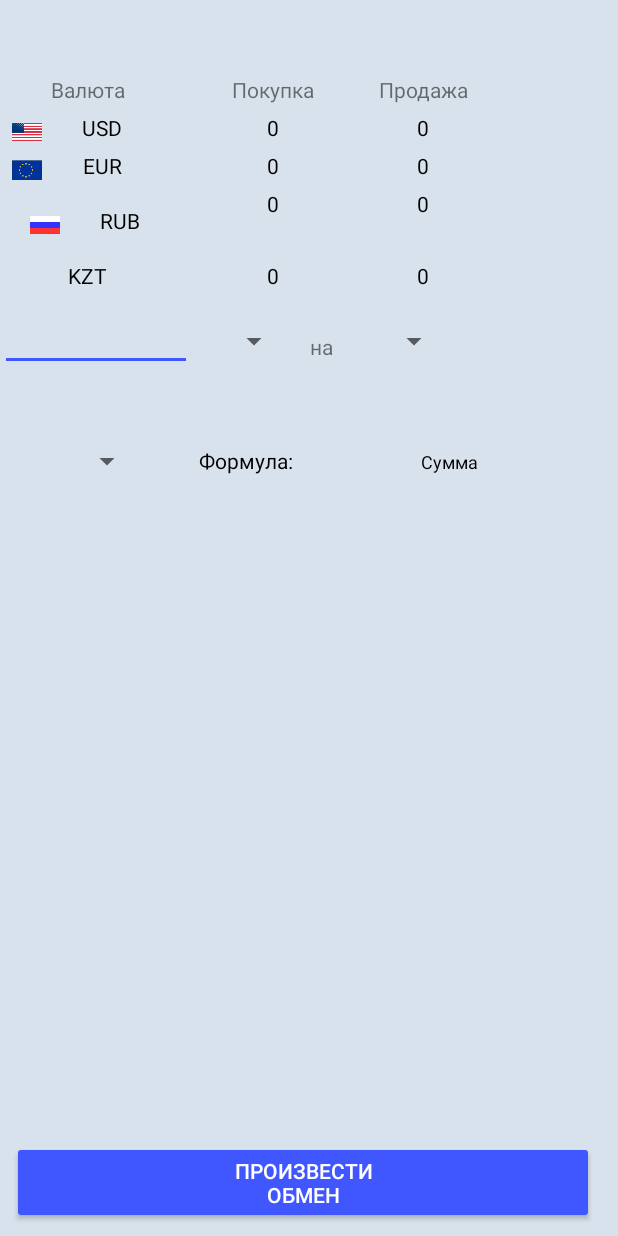
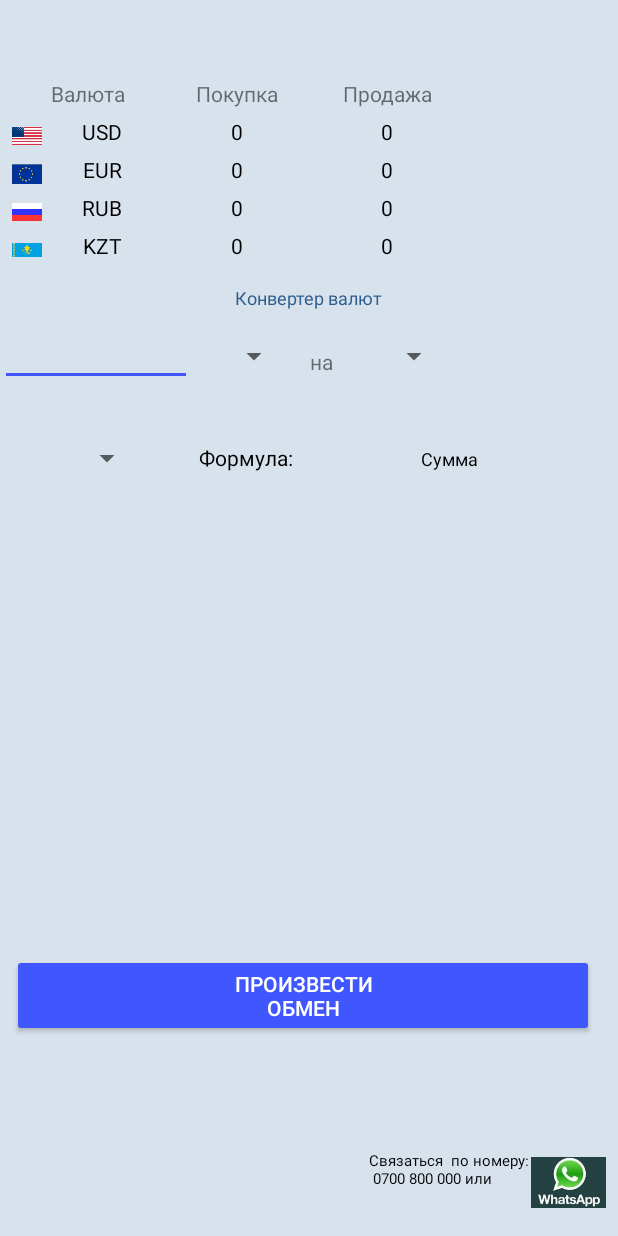
Before and after one commit to NurbekAl/OV, an Android app: the layout activity_tablo.xml on its own in the app's theme, with its tools: preview values and no code run, on a phone screen of 412 x 824 dp. Run offline under Robolectric (Android 15) with nearby library versions, the phone set to English and light mode, and no system bars.

Commit message:
add new design

```diff
--- a/app/build.gradle
+++ b/app/build.gradle
@@ -27,9 +27,11 @@ dependencies {
     compile 'com.android.support:appcompat-v7:25.3.1'
     compile 'com.android.support.constraint:constraint-layout:1.0.2'
     compile 'com.google.firebase:firebase-database:10.0.1'
+    compile 'com.android.support:design:25.3.1'
     testCompile 'junit:junit:4.12'
 }
 
 
 
+
 apply plugin: 'com.google.gms.google-services'
--- a/app/src/main/AndroidManifest.xml
+++ b/app/src/main/AndroidManifest.xml
@@ -16,7 +16,7 @@
                 <category android:name="android.intent.category.LAUNCHER" />
             </intent-filter>
         </activity>
-        <activity android:name=".BankActivity"></activity>
+        <activity android:name=".BankActivity" />
     </application>
 
 </manifest>
--- a/app/src/main/res/layout/activity_tablo.xml
+++ b/app/src/main/res/layout/activity_tablo.xml
@@ -10,18 +10,22 @@
 
     <Button
         android:id="@+id/proobmen"
-        android:layout_width="match_parent"
+        android:layout_width="0dp"
         android:layout_height="wrap_content"
-        android:layout_marginBottom="8dp"
         android:layout_marginEnd="16dp"
-        android:layout_marginLeft="8dp"
-        android:layout_marginRight="8dp"
         android:layout_marginStart="8dp"
         android:text="Произвести\nобмен"
         style="@style/Base.Widget.AppCompat.Button.Colored"
         app:layout_constraintBottom_toBottomOf="parent"
+        android:layout_marginBottom="8dp"
+        android:layout_marginRight="8dp"
+        app:layout_constraintRight_toRightOf="parent"
+        android:layout_marginLeft="8dp"
         app:layout_constraintLeft_toLeftOf="parent"
-        app:layout_constraintRight_toRightOf="parent" />
+        app:layout_constraintHorizontal_bias="0.0"
+        app:layout_constraintTop_toTopOf="@+id/gridLayout"
+        android:layout_marginTop="8dp"
+        app:layout_constraintVertical_bias="0.834" />
 
     <LinearLayout
         android:id="@+id/linearLayout"
@@ -40,19 +44,20 @@
     <GridLayout
         android:id="@+id/gridLayout"
         android:layout_width="0dp"
-        android:layout_height="183dp"
+        android:layout_height="179dp"
         android:layout_gravity="center"
         android:layout_marginEnd="8dp"
         android:layout_marginLeft="8dp"
         android:layout_marginRight="8dp"
         android:layout_marginStart="8dp"
-        android:layout_marginTop="16dp"
+        android:layout_marginTop="0dp"
         android:columnCount="3"
         android:orientation="horizontal"
         app:layout_constraintHorizontal_bias="1.0"
         app:layout_constraintLeft_toLeftOf="parent"
         app:layout_constraintRight_toRightOf="parent"
-        app:layout_constraintTop_toTopOf="parent">
+        app:layout_constraintTop_toTopOf="parent"
+        tools:layout_editor_absoluteY="-1dp">
 
         <TextView
             android:id="@+id/valutaText"
@@ -150,9 +155,7 @@
         <LinearLayout
             android:id="@+id/rubButton"
             android:layout_width="wrap_content"
-            android:layout_height="wrap_content"
-            android:clickable="true"
-            style="?android:attr/borderlessButtonStyle">
+            android:layout_height="wrap_content">
             <ImageView
                 android:layout_width="20dp"
                 android:layout_height="25dp"
@@ -183,13 +186,22 @@
             android:textAlignment="center"
             android:textColor="@color/black" />
 
-        <TextView
-            android:id="@+id/tengeText"
-            android:layout_width="100dp"
-            android:layout_height="@dimen/height"
-            android:text="KZT"
-            android:textAlignment="center"
-            android:textColor="@color/black" />
+        <LinearLayout
+            android:layout_width="wrap_content"
+            android:layout_height="wrap_content">
+            <ImageView
+                android:layout_width="20dp"
+                android:layout_height="25dp"
+                android:src="@drawable/kazahstan"/>
+            <TextView
+                android:id="@+id/tengeText"
+                android:layout_width="80dp"
+                android:layout_height="@dimen/height"
+                android:text="KZT"
+                android:textAlignment="center"
+                android:textColor="@color/black"/>
+        </LinearLayout>
+
 
         <TextView
             android:id="@+id/tengePokupkaText"
@@ -214,7 +226,7 @@
         android:id="@+id/linearLayout2"
         android:layout_width="368dp"
         android:layout_height="40dp"
-        android:layout_marginTop="8dp"
+        android:layout_marginTop="38dp"
         android:orientation="horizontal"
         app:layout_constraintTop_toBottomOf="@+id/gridLayout"
         tools:layout_editor_absoluteX="8dp">
@@ -248,13 +260,60 @@
     </LinearLayout>
 
     <LinearLayout
+        android:layout_width="wrap_content"
+        android:layout_height="wrap_content"
+        tools:layout_editor_absoluteY="0dp"
+        tools:layout_editor_absoluteX="0dp"/>
+
+    <ImageView
+        android:layout_width="50dp"
+        android:layout_height="55dp"
+        android:src="@drawable/whatsapp2"
+        android:id="@+id/imageView"
+        app:layout_constraintBottom_toBottomOf="parent"
+        android:layout_marginBottom="8dp"
+        android:layout_marginRight="8dp"
+        app:layout_constraintRight_toRightOf="parent" />
+
+    <TextView
+        android:id="@+id/textView3"
+        android:layout_width="wrap_content"
+        android:layout_height="wrap_content"
+        android:layout_marginBottom="31dp"
+        android:layout_marginRight="-1dp"
+        android:text="Связаться  по номеру: \n 0700 800 000 или "
+        android:textColor="@color/black"
+        android:textSize="10sp"
+        app:layout_constraintBottom_toBottomOf="parent"
+        app:layout_constraintRight_toLeftOf="@+id/imageView"
+        android:layout_marginTop="8dp"
+        app:layout_constraintTop_toBottomOf="@+id/proobmen"
+        app:layout_constraintVertical_bias="1.0" />
+
+    <TextView
+        android:id="@+id/textView4"
+        android:layout_width="wrap_content"
+        android:layout_height="wrap_content"
+        android:layout_marginBottom="8dp"
+        android:layout_marginLeft="8dp"
+        android:layout_marginRight="8dp"
+        android:layout_marginTop="8dp"
+        android:text="Конвертер валют"
+        android:textColor="@color/blue"
+        android:textSize="12sp"
+        app:layout_constraintBottom_toTopOf="@+id/linearLayout2"
+        app:layout_constraintLeft_toLeftOf="parent"
+        app:layout_constraintRight_toRightOf="parent"
+        app:layout_constraintTop_toBottomOf="@+id/gridLayout" />
+
+    <LinearLayout
         android:id="@+id/gridLayout2"
         android:layout_width="368dp"
         android:layout_height="wrap_content"
-        android:layout_marginTop="40dp"
+        android:layout_marginTop="28dp"
         android:orientation="horizontal"
         app:layout_constraintTop_toBottomOf="@+id/linearLayout2"
-        tools:layout_editor_absoluteX="8dp">
+        tools:layout_editor_absoluteX="13dp">
 
 
         <Spinner
@@ -269,16 +328,16 @@
             android:layout_weight="1"
             android:gravity="center"
             android:text="Формула:"
-            android:textColor="@color/black"/>
+            android:textColor="@color/black" />
 
         <TextView
             android:id="@+id/summaView"
             android:layout_width="0dp"
             android:layout_height="40dp"
             android:layout_weight="1"
+            android:gravity="center"
             android:paddingLeft="2dp"
             android:paddingRight="2dp"
-            android:gravity="center"
             android:text="Сумма"
             android:textColor="@color/black"
             android:textSize="12sp" />
@@ -286,5 +345,4 @@
 
     </LinearLayout>
 
-
 </android.support.constraint.ConstraintLayout>
--- a/app/src/main/res/values/colors.xml
+++ b/app/src/main/res/values/colors.xml
@@ -6,4 +6,5 @@
     <color name="whiteblue">#98d2f1</color>
     <color name="black">#000000</color>
     <color name="background">#d8e2ec</color>
+    <color name="blue">#2d5d8e</color>
 </resources>
--- a/app/src/main/res/values/dimens.xml
+++ b/app/src/main/res/values/dimens.xml
@@ -2,4 +2,5 @@
 <resources>
     <dimen name="height">25dp</dimen>
     <dimen name="spaceHeight">1px</dimen>
+    <dimen name="fab_margin">16dp</dimen>
 </resources>
--- a/app/src/main/res/values/strings.xml
+++ b/app/src/main/res/values/strings.xml
@@ -1,3 +1,4 @@
 <resources>
-    <string name="app_name">Онлайн обмен валют</string>
+    <string name="app_name">Онлайн OV</string>
+    <string name="title_activity_main">MainActivity</string>
 </resources>
--- a/app/src/main/res/values/styles.xml
+++ b/app/src/main/res/values/styles.xml
@@ -8,4 +8,13 @@
         <item name="colorAccent">@color/colorAccent</item>
     </style>
 
+    <style name="AppTheme.NoActionBar">
+        <item name="windowActionBar">false</item>
+        <item name="windowNoTitle">true</item>
+    </style>
+
+    <style name="AppTheme.AppBarOverlay" parent="ThemeOverlay.AppCompat.Dark.ActionBar" />
+
+    <style name="AppTheme.PopupOverlay" parent="ThemeOverlay.AppCompat.Light" />
+
 </resources>
```
Also changed, not shown: app/src/main/res/drawable/whatsapp.jpg (added), app/src/main/res/drawable/whatsapp2.jpg (added).
